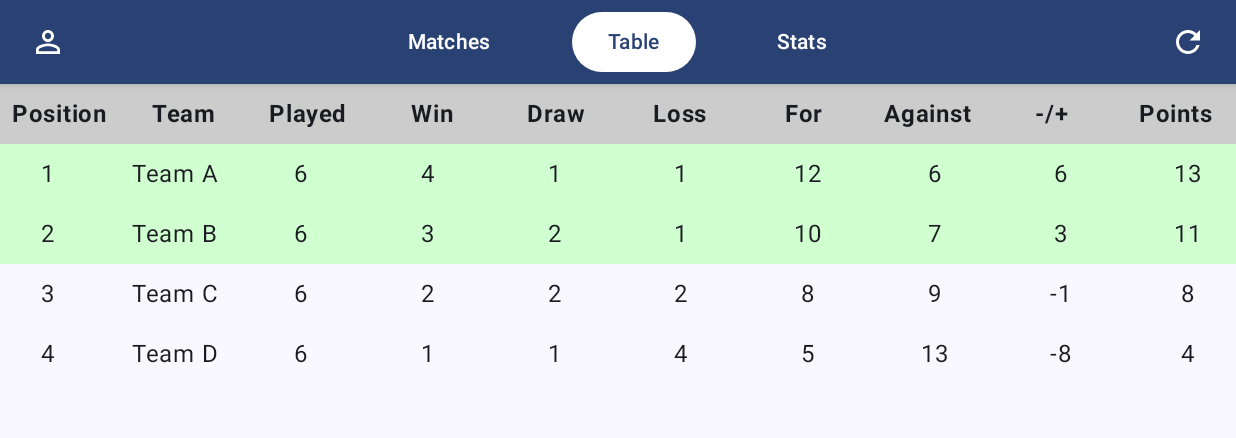
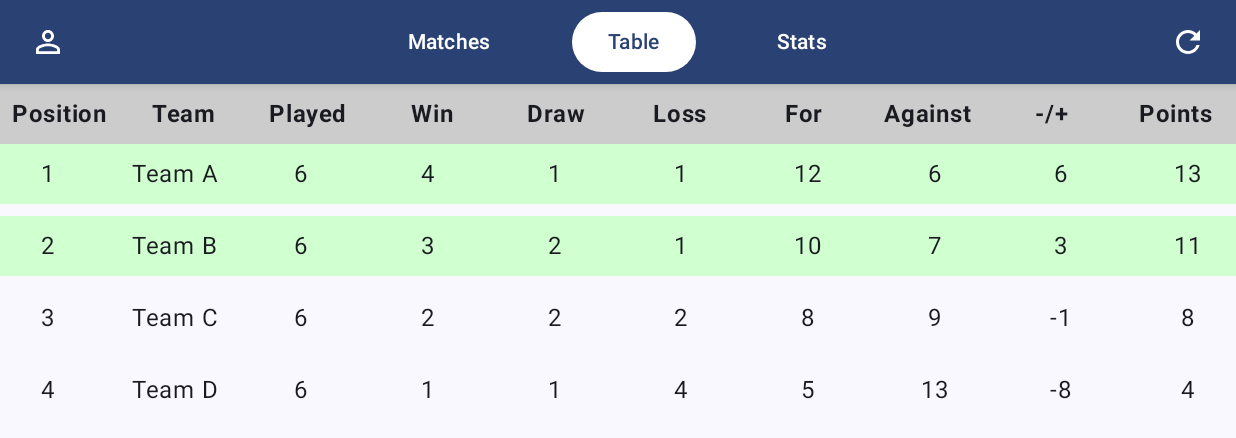
Before and after one commit to Asim-7/MatchSimulator, an Android app built with Jetpack Compose: the screen it shows after launch (MainActivity), after a tap on "Table", on a phone screen of 824 x 412 dp (held sideways). Shown: the top 438 px of the screen. Run offline under Robolectric (Android 15) with nearby library versions, the phone set to English and light mode, and no system bars; our stand-ins replace Dagger/Hilt's generated code, Room's generated code.

Commit message:
Adjustments done

```diff
--- a/app/src/main/java/com/miniclip/matchsimulator/ui/main/MainScreen.kt
+++ b/app/src/main/java/com/miniclip/matchsimulator/ui/main/MainScreen.kt
@@ -23,6 +23,7 @@ import androidx.compose.foundation.layout.WindowInsets
 import androidx.compose.foundation.layout.safeDrawing
 import androidx.compose.foundation.layout.asPaddingValues
 import androidx.compose.ui.graphics.Color
+import com.miniclip.matchsimulator.ui.main.components.CustomTopBar
 
 @Composable
 fun MainScreen() {
--- a/app/src/main/java/com/miniclip/matchsimulator/ui/main/CommonTopBar.kt
+++ b/app/src/main/java/com/miniclip/matchsimulator/ui/main/components/CommonTopBar.kt
@@ -1,4 +1,4 @@
-package com.miniclip.matchsimulator.ui.main
+package com.miniclip.matchsimulator.ui.main.components
 
 import androidx.compose.foundation.Image
 import androidx.compose.foundation.layout.*
@@ -12,7 +12,6 @@ import androidx.compose.runtime.setValue
 import androidx.compose.ui.Alignment
 import androidx.compose.ui.Modifier
 import androidx.compose.ui.draw.clip
-import androidx.compose.ui.graphics.Color
 import androidx.compose.ui.res.painterResource
 import androidx.compose.ui.unit.dp
 import com.miniclip.matchsimulator.R
@@ -53,38 +52,21 @@ fun CustomTopBar(
                 horizontalArrangement = Arrangement.Center,
                 verticalAlignment = Alignment.CenterVertically
             ) {
-                Button(
-                    onClick = {
-                        selectedTab = 0
-                        onMatchesClick()
-                    },
-                    colors = ButtonDefaults.buttonColors(
-                        containerColor = if (selectedTab == 0) Color.White else MaterialTheme.colorScheme.primary,
-                        contentColor = if (selectedTab == 0) MaterialTheme.colorScheme.primary else Color.White
+                val tabs = listOf(
+                    TabItem("Matches", 0) { selectedTab = 0; onMatchesClick() },
+                    TabItem("Table", 1) { selectedTab = 1; onTableClick() },
+                    TabItem("Stats", 2) { selectedTab = 2; onStatsClick() }
+                )
+                tabs.forEachIndexed { i, tab ->
+                    TabButton(
+                        label = tab.label,
+                        selected = selectedTab == tab.index,
+                        onClick = tab.onClick
                     )
-                ) { Text("Matches") }
-                Spacer(modifier = Modifier.width(30.dp))
-                Button(
-                    onClick = {
-                        selectedTab = 1
-                        onTableClick()
-                    },
-                    colors = ButtonDefaults.buttonColors(
-                        containerColor = if (selectedTab == 1) Color.White else MaterialTheme.colorScheme.primary,
-                        contentColor = if (selectedTab == 1) MaterialTheme.colorScheme.primary else Color.White
-                    )
-                ) { Text("Table") }
-                Spacer(modifier = Modifier.width(30.dp))
-                Button(
-                    onClick = {
-                        selectedTab = 2
-                        onStatsClick()
-                    },
-                    colors = ButtonDefaults.buttonColors(
-                        containerColor = if (selectedTab == 2) Color.White else MaterialTheme.colorScheme.primary,
-                        contentColor = if (selectedTab == 2) MaterialTheme.colorScheme.primary else Color.White
-                    )
-                ) { Text("Stats") }
+                    if (i < tabs.lastIndex) {
+                        Spacer(modifier = Modifier.width(30.dp))
+                    }
+                }
             }
 
             // Right reset icon
--- /dev/null
+++ b/app/src/main/java/com/miniclip/matchsimulator/ui/main/components/TabButton.kt
@@ -0,0 +1,33 @@
+package com.miniclip.matchsimulator.ui.main.components
+
+import androidx.compose.material3.Button
+import androidx.compose.material3.ButtonDefaults
+import androidx.compose.material3.MaterialTheme
+import androidx.compose.material3.Text
+import androidx.compose.runtime.Composable
+import androidx.compose.runtime.Immutable
+import androidx.compose.ui.graphics.Color
+
+@Immutable
+data class TabItem(
+    val label: String,
+    val index: Int,
+    val onClick: () -> Unit
+)
+
+@Composable
+fun TabButton(
+    label: String,
+    selected: Boolean,
+    onClick: () -> Unit
+) {
+    Button(
+        onClick = onClick,
+        colors = ButtonDefaults.buttonColors(
+            containerColor = if (selected) Color.White else MaterialTheme.colorScheme.primary,
+            contentColor = if (selected) MaterialTheme.colorScheme.primary else Color.White
+        )
+    ) {
+        Text(label)
+    }
+}
--- a/app/src/main/java/com/miniclip/matchsimulator/ui/table/TableScreen.kt
+++ b/app/src/main/java/com/miniclip/matchsimulator/ui/table/TableScreen.kt
@@ -4,7 +4,6 @@ import androidx.compose.foundation.background
 import androidx.compose.foundation.layout.*
 import androidx.compose.foundation.lazy.LazyColumn
 import androidx.compose.foundation.lazy.itemsIndexed
-import androidx.compose.foundation.shape.RoundedCornerShape
 import androidx.compose.material3.Text
 import androidx.compose.runtime.Composable
 import androidx.compose.ui.Alignment
@@ -38,7 +37,9 @@ fun TableScreen(standings: List<TeamStanding>) {
 
     Column(modifier = Modifier.fillMaxSize()) {
         TableHeader()
-        LazyColumn {
+        LazyColumn(
+            verticalArrangement = Arrangement.spacedBy(8.dp)
+        ) {
             itemsIndexed(sorted) { index, team ->
                 val qualified = index < 2
                 TableRow(
```
